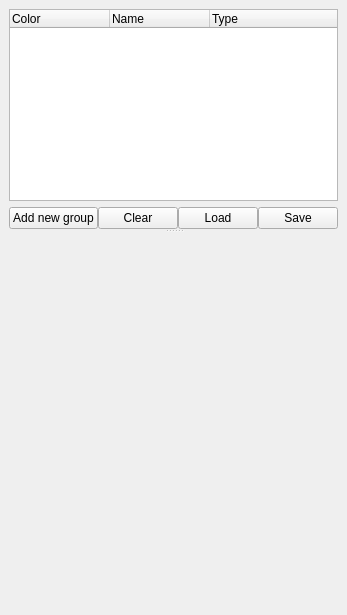
computationalpathologygroup/ASAP, file workstation/annotation/resources/AnnotationDockWidget.ui: the form before one commit.
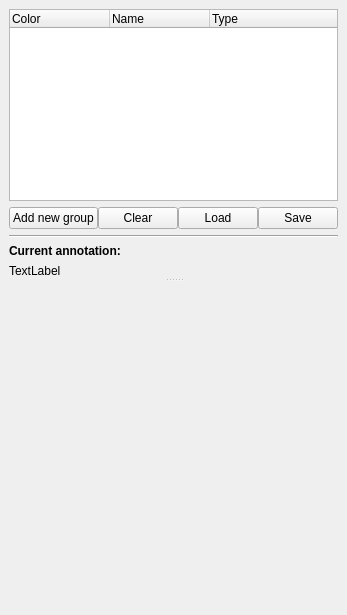
The form after the commit.

Commit message: - Added counters for points in annotations - Fixed bug in TileManager related to edge tiles - Fixed issue in AnnotationToMask caused by inverse y-axis

The edit to the form file:
```diff
--- a/workstation/annotation/resources/AnnotationDockWidget.ui
+++ b/workstation/annotation/resources/AnnotationDockWidget.ui
@@ -139,6 +139,30 @@
           </item>
          </layout>
         </item>
+        <item>
+         <widget class="Line" name="currentAnnotationLine">
+          <property name="orientation">
+           <enum>Qt::Horizontal</enum>
+          </property>
+         </widget>
+        </item>
+        <item>
+         <widget class="QLabel" name="currentAnnotationHeaderLabel">
+          <property name="text">
+           <string>&lt;html&gt;&lt;head/&gt;&lt;body&gt;&lt;p&gt;&lt;span style=&quot; font-weight:600;&quot;&gt;Current annotation:&lt;/span&gt;&lt;/p&gt;&lt;/body&gt;&lt;/html&gt;</string>
+          </property>
+         </widget>
+        </item>
+        <item>
+         <widget class="QLabel" name="currentAnnotationLabel">
+          <property name="text">
+           <string>TextLabel</string>
+          </property>
+          <property name="textFormat">
+           <enum>Qt::RichText</enum>
+          </property>
+         </widget>
+        </item>
        </layout>
       </widget>
       <widget class="QWidget" name="widget" native="true">
```
The commit also changes 13 other files.
